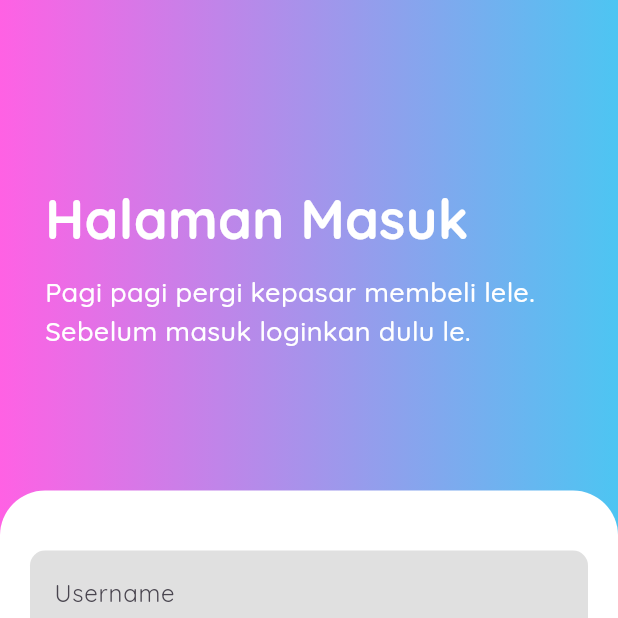
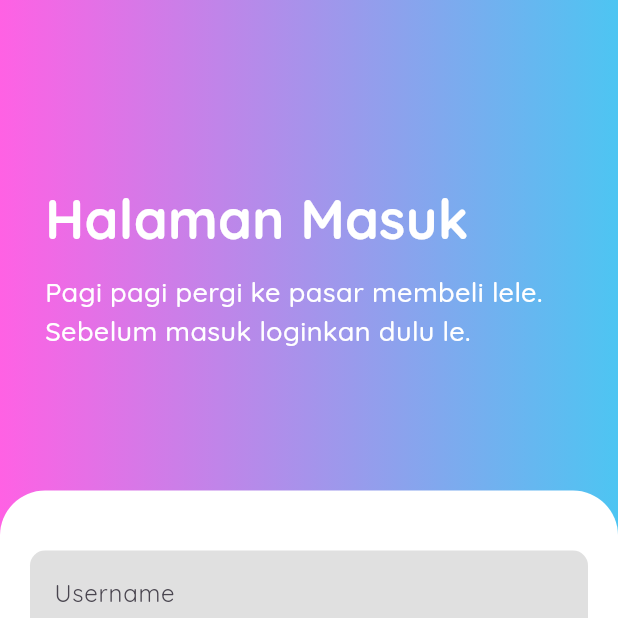
Before and after one commit to Simad9/mobile_tugas1, a Flutter app: the screen it shows after launch, after a tap on "Lanjutkan", after a tap on "Masuk", on a phone screen of 412 x 824 dp, the top half of it. Run offline on Flutter 3.47's test engine with Material 3 defaults, Android fonts, the phone set to English and light mode, and no system bars; our stand-ins replace google_fonts.

```diff
--- a/lib/pages/login_page.dart
+++ b/lib/pages/login_page.dart
@@ -41,7 +41,7 @@ class LoginPage extends StatelessWidget {
                     ),
                     SizedBox(height: 10),
                     Text(
-                      "Pagi pagi pergi kepasar membeli lele. Sebelum masuk loginkan dulu le.",
+                      "Pagi pagi pergi ke pasar membeli lele. Sebelum masuk loginkan dulu le.",
                       style: TextStyle(
                         fontSize: 18,
                         color: Colors.white,
@@ -141,8 +141,14 @@ class LoginPage extends StatelessWidget {
           if (usernameController.text == "admin" &&
               passwordController.text == "admin") {
             // Implement login logic here
-            Navigator.pushReplacement(
-                context, MaterialPageRoute(builder: (context) => HomePage()));
+            FocusScope.of(context).unfocus();
+
+            Future.delayed(Duration(milliseconds: 300), ()
+            {
+              Navigator.pushReplacement(
+                context, MaterialPageRoute(builder: (context) => HomePage()),
+              );
+            });
           } else {
             // Tampilkan pesan error jika username atau password salah
             ScaffoldMessenger.of(context).showSnackBar(
```
